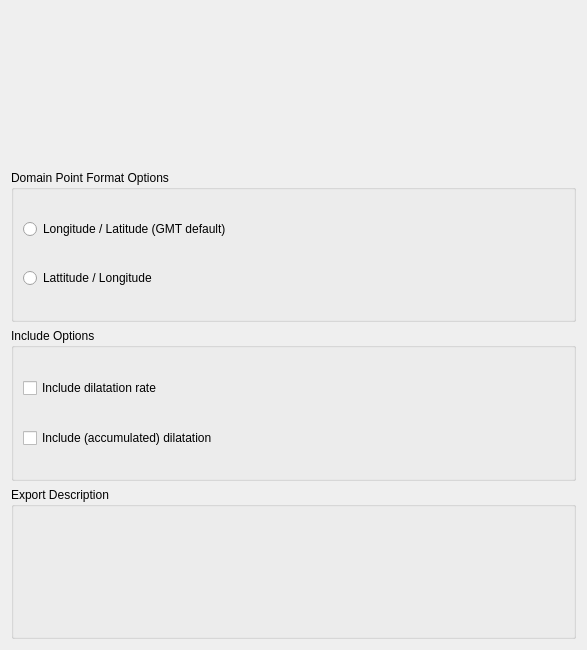
Above: src/qt-widgets/ExportScalarCoverageOptionsWidgetUi.ui from GPlates/GPlates before the change. Below: the same form after it.
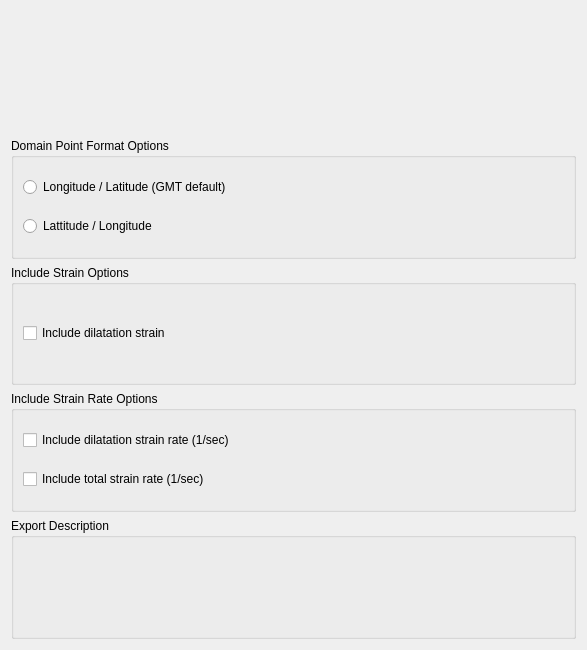
That is the form after the change.

The edit to the form file:
```diff
--- a/src/qt-widgets/ExportScalarCoverageOptionsWidgetUi.ui
+++ b/src/qt-widgets/ExportScalarCoverageOptionsWidgetUi.ui
@@ -70,7 +70,7 @@
    <item>
     <widget class="QGroupBox" name="inclusion_options">
      <property name="title">
-      <string>Include Options</string>
+      <string>Include Strain Options</string>
      </property>
      <layout class="QVBoxLayout" name="verticalLayout_9">
       <property name="spacing">
@@ -85,14 +85,39 @@
       <item>
        <widget class="QCheckBox" name="include_dilatation_rate_check_box">
         <property name="text">
-         <string>Include dilatation rate</string>
+         <string>Include dilatation strain</string>
         </property>
        </widget>
       </item>
+     </layout>
+    </widget>
+   </item>
+   <item>
+    <widget class="QGroupBox" name="strain_rate_inclusion_options">
+     <property name="title">
+      <string>Include Strain Rate Options</string>
+     </property>
+     <layout class="QVBoxLayout" name="verticalLayout_2">
+      <property name="spacing">
+       <number>1</number>
+      </property>
+      <property name="topMargin">
+       <number>1</number>
+      </property>
+      <property name="bottomMargin">
+       <number>1</number>
+      </property>
       <item>
-       <widget class="QCheckBox" name="include_dilatation_check_box">
+       <widget class="QCheckBox" name="include_dilatation_strain_rate_check_box">
         <property name="text">
-         <string>Include (accumulated) dilatation</string>
+         <string>Include dilatation strain rate (1/sec)</string>
+        </property>
+       </widget>
+      </item>
+      <item>
+       <widget class="QCheckBox" name="include_second_invariant_strain_rate_check_box">
+        <property name="text">
+         <string>Include total strain rate (1/sec)</string>
         </property>
        </widget>
       </item>
```
Left out of the diff: 6 changed lines with no effect on the pictures.
